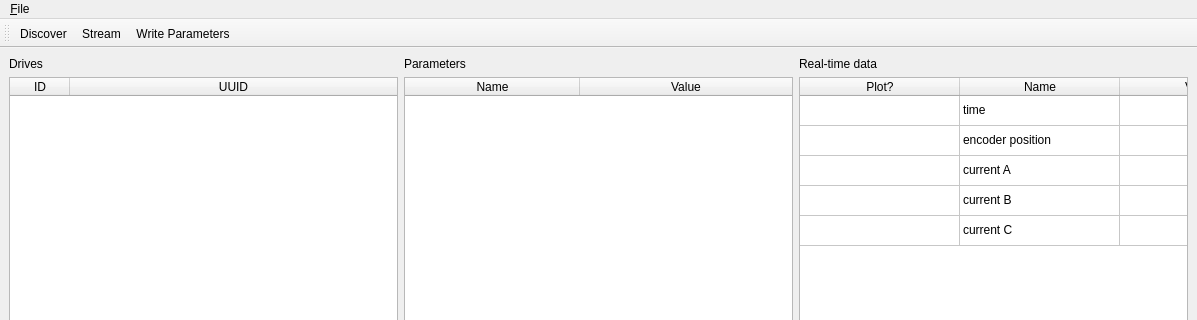
Before: the Qt Designer form software/ros1/betz_node/mainwindow.ui in codebot/betz_experimental, drawn with Qt 5; both pictures show x 0 to 1197 and y 0 to 320 of the 1197 by 991 pixel window.
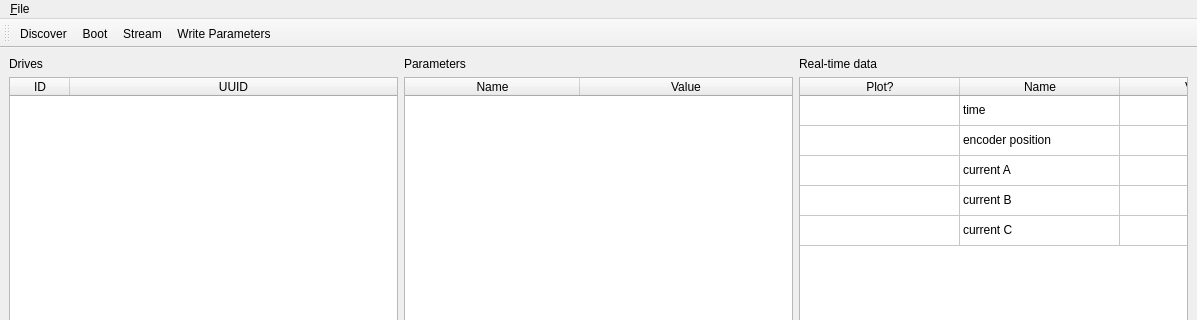
After: the same form once the commit is applied. Custom widgets are drawn as their Qt base class.

Commit message: default to idle mode. add boot button to GUI

Diff of the .ui file:
```diff
--- a/software/ros1/betz_node/mainwindow.ui
+++ b/software/ros1/betz_node/mainwindow.ui
@@ -225,6 +225,7 @@
     <bool>false</bool>
    </attribute>
    <addaction name="actionDiscover"/>
+   <addaction name="actionBoot"/>
    <addaction name="actionStream"/>
    <addaction name="actionWriteParameters"/>
   </widget>
@@ -269,6 +270,17 @@
     <string>Write Parameters</string>
    </property>
   </action>
+  <action name="actionBoot">
+   <property name="text">
+    <string>Boot</string>
+   </property>
+   <property name="toolTip">
+    <string>Boot all drives</string>
+   </property>
+   <property name="shortcut">
+    <string>Ctrl+B</string>
+   </property>
+  </action>
  </widget>
  <customwidgets>
   <customwidget>
```
The commit also changes 1 other file.
